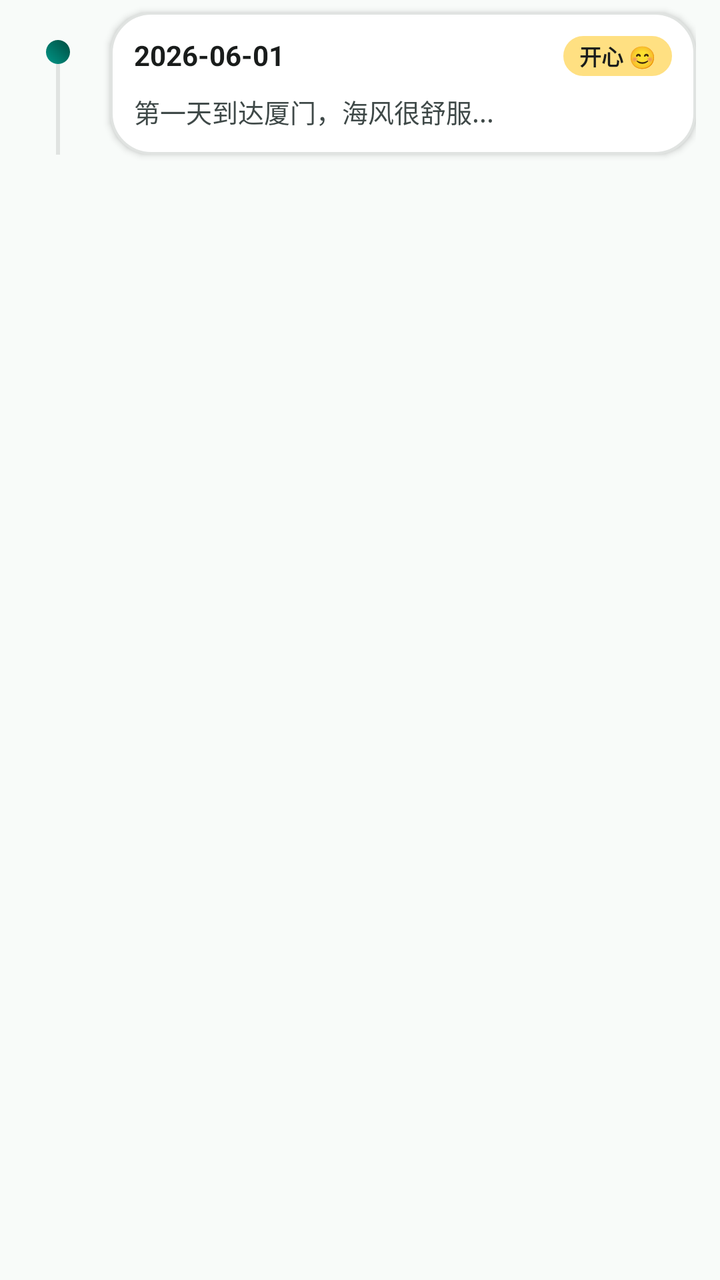
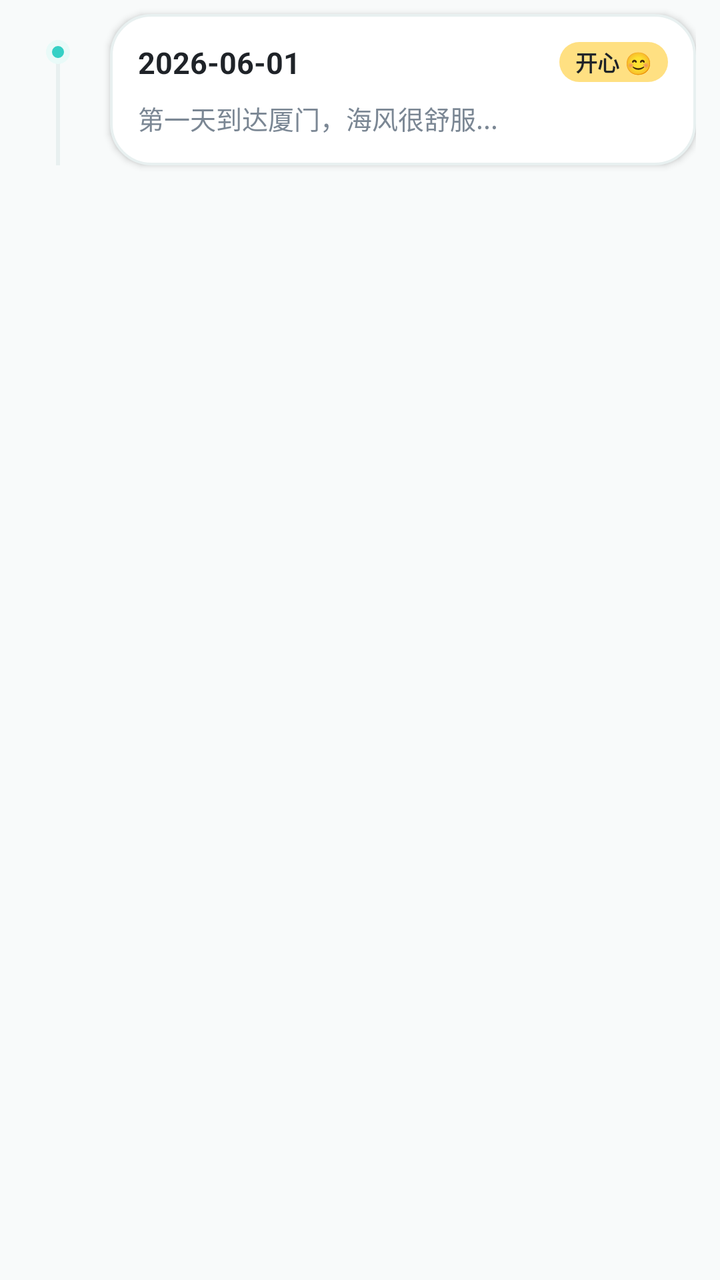

Screens rendered from an Android XML layout before and after an edit, with the pre-edit source and the edit as a unified diff.
<!-- AndroidManifest.xml: application theme Theme.TravelMemory -->
<!-- res/layout/item_day_record.xml -->
<?xml version="1.0" encoding="utf-8"?>
<RelativeLayout xmlns:android="http://schemas.android.com/apk/res/android"
    android:layout_width="match_parent"
    android:layout_height="wrap_content"
    android:paddingHorizontal="12dp">

    
    
    <View
        android:id="@+id/timeline_vertical_line"
        android:layout_width="2dp"
        android:layout_height="match_parent"
        android:layout_alignParentStart="true"
        android:layout_marginStart="16dp"
        android:background="@color/divider"
        android:layout_alignTop="@+id/timeline_dot"
        android:layout_alignBottom="@+id/timeline_card_container" />

    
    <View
        android:id="@+id/timeline_dot"
        android:layout_width="12dp"
        android:layout_height="12dp"
        android:layout_alignParentStart="true"
        android:layout_marginStart="11dp"
        android:layout_marginTop="20dp"
        android:background="@drawable/travel_placeholder" />

    
    <LinearLayout
        android:id="@+id/timeline_card_container"
        android:layout_width="match_parent"
        android:layout_height="wrap_content"
        android:layout_toEndOf="@id/timeline_dot"
        android:layout_marginStart="20dp"
        android:layout_marginVertical="6dp"
        android:background="@drawable/card_rounded_white"
        android:elevation="2dp"
        android:padding="12dp"
        android:orientation="vertical">

        <RelativeLayout
            android:layout_width="match_parent"
            android:layout_height="wrap_content">

            
            <TextView
                android:id="@+id/tv_record_date"
                android:layout_width="wrap_content"
                android:layout_height="wrap_content"
                android:text="2026-06-01"
                android:textSize="14sp"
                android:textStyle="bold"
                android:textColor="@color/black"
                android:layout_alignParentStart="true" />

            
            <TextView
                android:id="@+id/tv_record_mood"
                android:layout_width="wrap_content"
                android:layout_height="wrap_content"
                android:text="开心 😊"
                android:textSize="11sp"
                android:textColor="@color/black"
                android:textStyle="bold"
                android:background="@drawable/card_rounded_white"
                android:backgroundTint="@color/mood_happy"
                android:paddingHorizontal="8dp"
                android:paddingVertical="2dp"
                android:layout_alignParentEnd="true" />
        </RelativeLayout>

        
        <TextView
            android:id="@+id/tv_record_note"
            android:layout_width="match_parent"
            android:layout_height="wrap_content"
            android:layout_marginTop="8dp"
            android:text="第一天到达厦门，海风很舒服..."
            android:textSize="13sp"
            android:textColor="@color/text_secondary"
            android:lineSpacingExtra="3sp" />

    </LinearLayout>

</RelativeLayout>
<!-- resources referenced by this layout -->
<resources>
  <color name="black">#191C1B</color>
  <color name="divider">#E0E3E1</color>
  <color name="mood_happy">#FFE082</color>
  <color name="text_secondary">#3F4948</color>
  <!-- drawable card_rounded_white (drawable) -->
  <?xml version="1.0" encoding="utf-8"?>
  <shape xmlns:android="http://schemas.android.com/apk/res/android"
      android:shape="rectangle">
      <solid android:color="@color/white" />
      <stroke android:width="1.2dp" android:color="@color/divider" />
      <corners android:radius="20dp" />
  </shape>
  <!-- drawable travel_placeholder (drawable) -->
  <?xml version="1.0" encoding="utf-8"?>
  <shape xmlns:android="http://schemas.android.com/apk/res/android"
      android:shape="rectangle">
      <gradient
          android:startColor="#009688"
          android:endColor="#004D40"
          android:angle="45"/>
      <corners android:radius="8dp" />
  </shape>
  <style name="Theme.TravelMemory" parent="Theme.MaterialComponents.Light.NoActionBar">
          
          <item name="colorPrimary">@color/primary</item>
          <item name="colorPrimaryDark">@color/primary_dark</item>
          <item name="colorAccent">@color/accent</item>
  
          
          <item name="android:windowBackground">@color/bg_light</item>
          <item name="android:statusBarColor">@color/primary_dark</item>
      </style>
  <color name="white">#FFFFFF</color>
  <color name="primary">#006A67</color>
  <color name="primary_dark">#004B48</color>
  <color name="accent">#006A67</color>
  <color name="bg_light">#F8FBF9</color>
</resources>

<!-- the commit's change to res/layout/item_day_record.xml (unified diff, before → after) -->
@@ -24,7 +24,7 @@
         android:layout_alignParentStart="true"
         android:layout_marginStart="11dp"
         android:layout_marginTop="20dp"
-        android:background="@drawable/travel_placeholder" />
+        android:background="@drawable/bg_timeline_dot" />
 
     
     <LinearLayout
@@ -33,10 +33,11 @@
         android:layout_height="wrap_content"
         android:layout_toEndOf="@id/timeline_dot"
         android:layout_marginStart="20dp"
-        android:layout_marginVertical="6dp"
+        android:layout_marginVertical="7dp"
         android:background="@drawable/card_rounded_white"
         android:elevation="2dp"
-        android:padding="12dp"
+        android:foreground="?android:attr/selectableItemBackground"
+        android:padding="14dp"
         android:orientation="vertical">
 
         <RelativeLayout
@@ -49,9 +50,9 @@
                 android:layout_width="wrap_content"
                 android:layout_height="wrap_content"
                 android:text="2026-06-01"
-                android:textSize="14sp"
+                android:textSize="15sp"
                 android:textStyle="bold"
-                android:textColor="@color/black"
+                android:textColor="@color/text_primary"
                 android:layout_alignParentStart="true" />
 
             
@@ -61,9 +62,9 @@
                 android:layout_height="wrap_content"
                 android:text="开心 😊"
                 android:textSize="11sp"
-                android:textColor="@color/black"
+                android:textColor="@color/text_primary"
                 android:textStyle="bold"
-                android:background="@drawable/card_rounded_white"
+                android:background="@drawable/tag_warning"
                 android:backgroundTint="@color/mood_happy"
                 android:paddingHorizontal="8dp"
                 android:paddingVertical="2dp"
<!-- resource entries referenced after the edit -->
@@ -1,9 +1,18 @@
 <!-- resources referenced by this layout -->
 <resources>
-  <color name="black">#191C1B</color>
-  <color name="divider">#E0E3E1</color>
+  <color name="divider">#E8F0F0</color>
   <color name="mood_happy">#FFE082</color>
-  <color name="text_secondary">#3F4948</color>
+  <color name="text_primary">#1F2328</color>
+  <color name="text_secondary">#7B8794</color>
+  <!-- drawable bg_timeline_dot (drawable) -->
+  <?xml version="1.0" encoding="utf-8"?>
+  <shape xmlns:android="http://schemas.android.com/apk/res/android"
+      android:shape="oval">
+      <solid android:color="@color/primary" />
+      <stroke
+          android:width="3dp"
+          android:color="@color/primary_light" />
+  </shape>
   <!-- drawable card_rounded_white (drawable) -->
   <?xml version="1.0" encoding="utf-8"?>
   <shape xmlns:android="http://schemas.android.com/apk/res/android"
@@ -12,15 +21,11 @@
       <stroke android:width="1.2dp" android:color="@color/divider" />
       <corners android:radius="20dp" />
   </shape>
-  <!-- drawable travel_placeholder (drawable) -->
+  <!-- drawable tag_warning (drawable) -->
   <?xml version="1.0" encoding="utf-8"?>
-  <shape xmlns:android="http://schemas.android.com/apk/res/android"
-      android:shape="rectangle">
-      <gradient
-          android:startColor="#009688"
-          android:endColor="#004D40"
-          android:angle="45"/>
-      <corners android:radius="8dp" />
+  <shape xmlns:android="http://schemas.android.com/apk/res/android">
+      <solid android:color="@color/accent_light" />
+      <corners android:radius="14dp" />
   </shape>
   <style name="Theme.TravelMemory" parent="Theme.MaterialComponents.Light.NoActionBar">
           
@@ -33,9 +38,11 @@
           <item name="android:statusBarColor">@color/primary_dark</item>
       </style>
   <color name="white">#FFFFFF</color>
-  <color name="primary">#006A67</color>
-  <color name="primary_dark">#004B48</color>
-  <color name="accent">#006A67</color>
-  <color name="bg_light">#F8FBF9</color>
+  <color name="accent_light">#FFF0EB</color>
+  <color name="primary">#35D0C5</color>
+  <color name="primary_light">#E9FAF8</color>
+  <color name="primary_dark">#18B8B0</color>
+  <color name="accent">#FF7B61</color>
+  <color name="bg_light">#F8FAFA</color>
 </resources>
 
